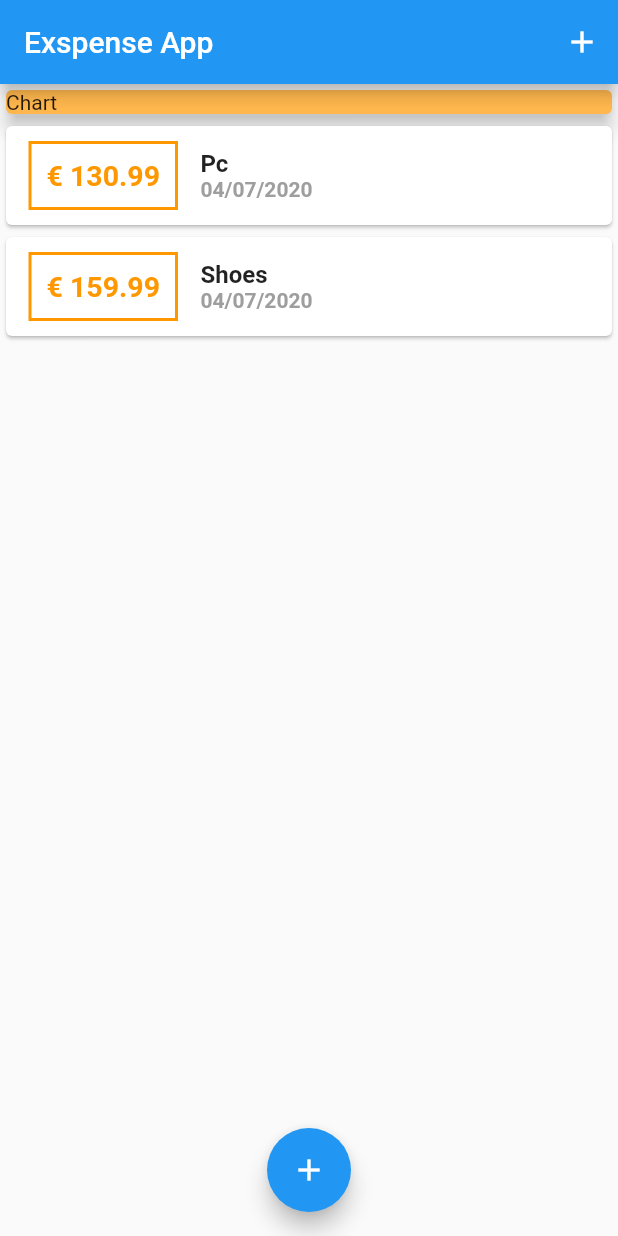
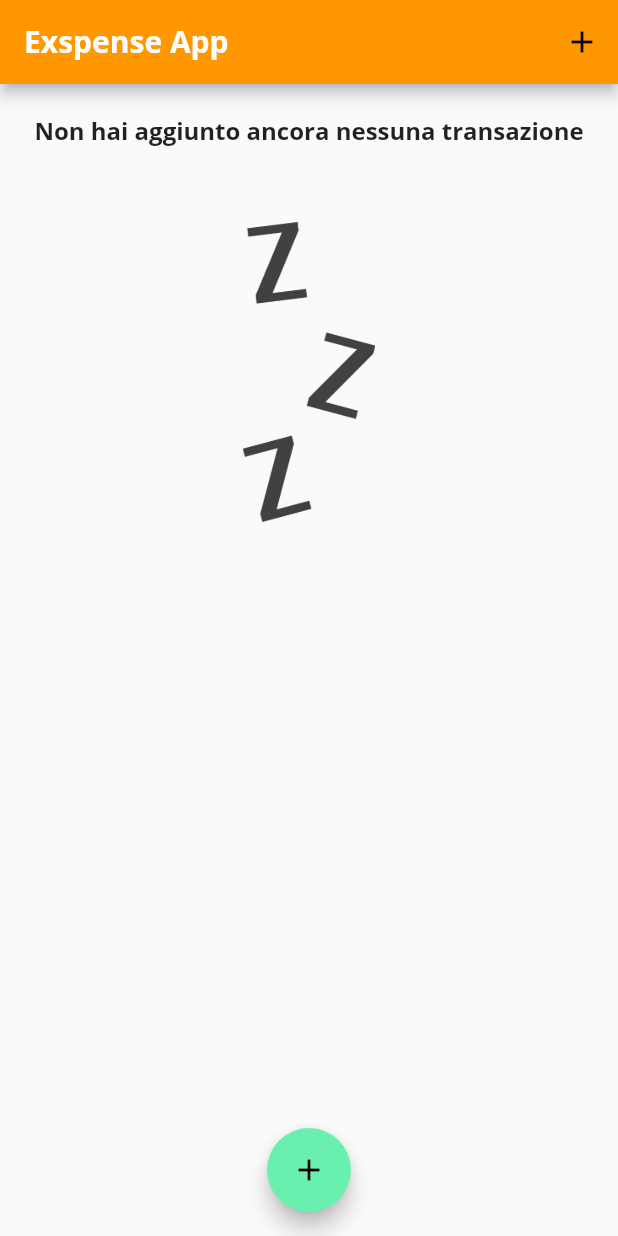
Before and after one commit to Mr2803/expense_app, a Flutter app: the screen it shows after launch, on a phone screen of 412 x 824 dp. Run offline on Flutter 3.47's test engine with Material 2 defaults, Android fonts, the phone set to English and light mode, and no system bars.

Commit message:
add theme , image , fonts and start to build a chart for transactions

```diff
--- a/lib/main.dart
+++ b/lib/main.dart
@@ -1,7 +1,7 @@
-import 'package:exspense_app/widgets/new_transaction.dart';
 import 'package:flutter/material.dart';
 import './widgets/new_transaction.dart';
 import './widgets/transaction_list.dart';
+import './widgets/chart.dart';
 import './model/transaction.dart';
 
 void main() => runApp(MyApp());
@@ -11,6 +11,28 @@ class MyApp extends StatelessWidget {
   Widget build(BuildContext context) {
     return MaterialApp(
       title: "Mr Exspense App",
+      theme: ThemeData(
+          primarySwatch: Colors.orange,
+          //questo definisce in autmatico il colore del widget fornito da flutter del bottone floating , se non trova un accent si basa sul colore primario
+          accentColor: Colors.greenAccent,
+          fontFamily: 'OpenSans',
+          textTheme: ThemeData.light().textTheme.copyWith(
+                  // ignore: deprecated_member_use
+                  headline6: TextStyle(
+                fontFamily: 'OpenSans',
+                fontSize: 16,
+                fontWeight: FontWeight.bold,
+              )),
+          appBarTheme: AppBarTheme(
+            // ignore: deprecated_member_use
+            textTheme: ThemeData.light().textTheme.copyWith(
+                    // ignore: deprecated_member_use
+                    headline6: TextStyle(
+                  fontFamily: 'OpenSans',
+                  fontSize: 20,
+                  fontWeight: FontWeight.bold,
+                )),
+          )),
       home: HomePage(),
     );
   }
@@ -54,19 +76,29 @@ class _HomePageState extends State<HomePage> {
   final List<Transaction> _userTransactions = [
     //Cominciamo con il creare una transazione fittizia che poi avrà valori dinamici
     //Istanzio il nuovo oggetto
-    Transaction(
-      id: 't1',
-      title: 'Pc',
-      amount: 130.99,
-      dateTransaction: DateTime.now(),
-    ),
-    Transaction(
-      id: 't2',
-      title: 'Shoes',
-      amount: 159.99,
-      dateTransaction: DateTime.now(),
-    )
+    // Transaction(
+    //   id: 't1',
+    //   title: 'Pc',
+    //   amount: 130.99,
+    //   dateTransaction: DateTime.now(),
+    // ),
+    // Transaction(
+    //   id: 't2',
+    //   title: 'Shoes',
+    //   amount: 159.99,
+    //   dateTransaction: DateTime.now(),
+    // )
   ];
+
+  List<Transaction> get _recentTransactions {
+    return _userTransactions.where((tx) {
+      return tx.dateTransaction.isAfter(
+        DateTime.now().subtract(
+          Duration(days: 7),
+        ),
+      );
+    }).toList();
+  }
 
   void _addNewTransaction(String transactionTitle, double transactionAmount) {
     final newTransaction = Transaction(
@@ -97,7 +129,13 @@ class _HomePageState extends State<HomePage> {
   Widget build(BuildContext context) {
     return Scaffold(
       appBar: AppBar(
-        title: Text("Exspense App"),
+        title: Text(
+          "Exspense App",
+          //questo è sconveniente perchè se avessi un app con più pagine dovrei impostare lo stesso style text per ogni pagina , per cui posso impostare direttamente il tema della navbar e modificarne il carattere
+          // style: TextStyle(
+          //   fontFamily: 'Quicksans',
+          // ),
+        ),
         actions: <Widget>[
           IconButton(
             icon: Icon(Icons.add),
@@ -110,15 +148,9 @@ class _HomePageState extends State<HomePage> {
           // mainAxisAlignment: MainAxisAlignment.spaceAround,
           crossAxisAlignment: CrossAxisAlignment.stretch,
           children: <Widget>[
-            Container(
-              width: double.infinity,
-              //Card è un widget integrato di flutter
-              child: Card(
-                color: Colors.orange[300],
-                child: Text('Chart'),
-                elevation: 5,
-              ),
-            ),
+            //Card è un widget integrato di flutter
+
+            Chart(_recentTransactions),
             TransactionList(_userTransactions),
           ],
         ),
--- /dev/null
+++ b/lib/widgets/chart.dart
@@ -0,0 +1,41 @@
+import 'package:flutter/material.dart';
+import 'package:intl/intl.dart';
+import '../model/transaction.dart';
+
+class Chart extends StatelessWidget {
+  final List<Transaction> recentTransactions;
+  Chart(this.recentTransactions);
+  List<Map<String, Object>> get groupedTransactionValues {
+    return List.generate(7, (index) {
+      final weekDay = DateTime.now().subtract(Duration(days: index));
+      double totalSum = 0.0;
+
+      for (var i = 0; i < recentTransactions.length; i++) {
+        if (recentTransactions[i].dateTransaction.day == weekDay.day &&
+            recentTransactions[i].dateTransaction.month == weekDay.month &&
+            recentTransactions[i].dateTransaction.year == weekDay.year) {
+          totalSum += recentTransactions[i].amount;
+        }
+      }
+
+      print(DateFormat.E().format(weekDay));
+      print(totalSum);
+
+      return {
+        'day': DateFormat.E().format(weekDay),
+        'amount': totalSum,
+      };
+    });
+  }
+
+  Widget build(BuildContext context) {
+    print(groupedTransactionValues);
+    return Card(
+      elevation: 6,
+      margin: EdgeInsets.all(10),
+      child: Row(
+        children: <Widget>[],
+      ),
+    );
+  }
+}
--- a/lib/widgets/new_transaction.dart
+++ b/lib/widgets/new_transaction.dart
@@ -21,7 +21,13 @@ class _NewTransactionState extends State<NewTransaction> {
     if (inputTitleUser.isEmpty || inputAmountUser <= 0) {
       return;
     }
-    widget.addTransaction(inputTitleUser, inputAmountUser);
+    widget.addTransaction(
+      inputTitleUser,
+      inputAmountUser,
+    );
+
+    //Navigator mi permette di chiudere il widget modale appena completato l'aggiunta della nuova transazione
+    Navigator.of(context).pop();
   }
 
   @override
--- a/lib/widgets/transaction_list.dart
+++ b/lib/widgets/transaction_list.dart
@@ -10,16 +10,38 @@ class TransactionList extends StatelessWidget {
     return Container(
       height: 300,
       //ListView è un costruttore scorrevole fornito da flutter(come una colonna)
-      child: ListView.builder(
+      child: transactions.isEmpty
+          ? Column(
+              children: <Widget>[
+                Text(
+                  'Non hai aggiunto ancora nessuna transazione',
+                  style: Theme.of(context).textTheme.headline6,
+                ),
+                //Serve per dare spazio tra il testo e l'immagine
+                SizedBox(
+                  height: 50,
+                ),
+                //ho dovuto wrappare l immagine in un container altrimenti non riusciva a capire l altezza che doveva prendere poichè alla colonna non possiamo assegnare altezze e non possiamo raggiungere l altezza del container esterno
+                Container(
+                  height: 200,
+                  child: Image.asset(
+                    'assets/images/waiting.png',
+                    fit: BoxFit.cover,
+                  ),
+                ),
+              ],
+            )
+          : ListView.builder(
               itemBuilder: (context, index) {
                 return Card(
                     child: Row(
                   children: <Widget>[
                     Container(
-                margin: EdgeInsets.symmetric(vertical: 10, horizontal: 15),
+                      margin:
+                          EdgeInsets.symmetric(vertical: 10, horizontal: 15),
                       decoration: BoxDecoration(
                         border: Border.all(
-                    color: Colors.orange,
+                          color: Theme.of(context).primaryColor,
                           width: 2,
                         ),
                       ),
@@ -29,7 +51,7 @@ class TransactionList extends StatelessWidget {
                         style: TextStyle(
                             fontWeight: FontWeight.bold,
                             fontSize: 19,
-                      color: Colors.orange),
+                            color: Theme.of(context).primaryColor),
                       ),
                     ),
                     Column(
@@ -37,10 +59,7 @@ class TransactionList extends StatelessWidget {
                       children: <Widget>[
                         Text(
                           transactions[index].title,
-                    style: TextStyle(
-                      fontSize: 16,
-                      fontWeight: FontWeight.bold,
-                    ),
+                          style: Theme.of(context).textTheme.headline6,
                         ),
                         Text(
                           DateFormat('dd/MM/yyyy')
```
Also changed, not shown: pubspec.yaml (+13 -9 lines), assets/fonts/OpenSans-Bold.ttf (added), assets/fonts/OpenSans-Regular.ttf (added), assets/fonts/Quicksand-Bold.ttf (added), assets/fonts/Quicksand-Light.ttf (added), assets/fonts/Quicksand-Medium.ttf (added), assets/fonts/Quicksand-Regular.ttf (added), assets/images/waiting.png (added). Lines whose indentation alone changed are shown as unchanged.
